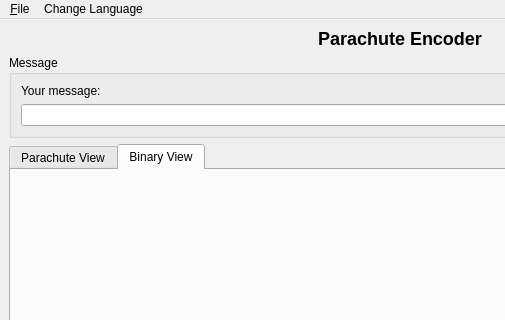
Tahazouggari/Parachute, file src/view/MainWindow.ui: the form before one commit; both pictures show x 0 to 505 and y 0 to 320 of the 800 by 600 pixel window.
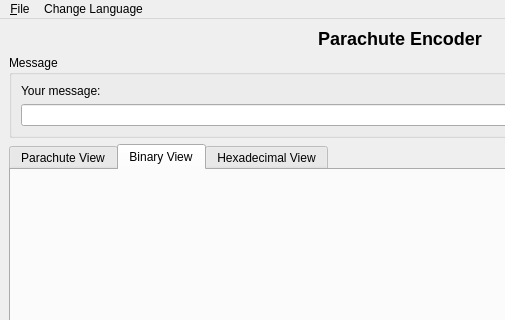
The form after the commit.

Commit message: Hexadecimal View

```diff
--- a/src/view/MainWindow.ui
+++ b/src/view/MainWindow.ui
@@ -69,6 +69,11 @@
        </attribute>
        <layout class="QVBoxLayout" name="verticalLayout_3"/>
       </widget>
+      <widget class="QWidget" name="hexViewTab">
+       <attribute name="title">
+        <string>Hexadecimal View</string>
+       </attribute>
+      </widget>
      </widget>
     </item>
     <item>
```
The commit also changes 7 other files.
